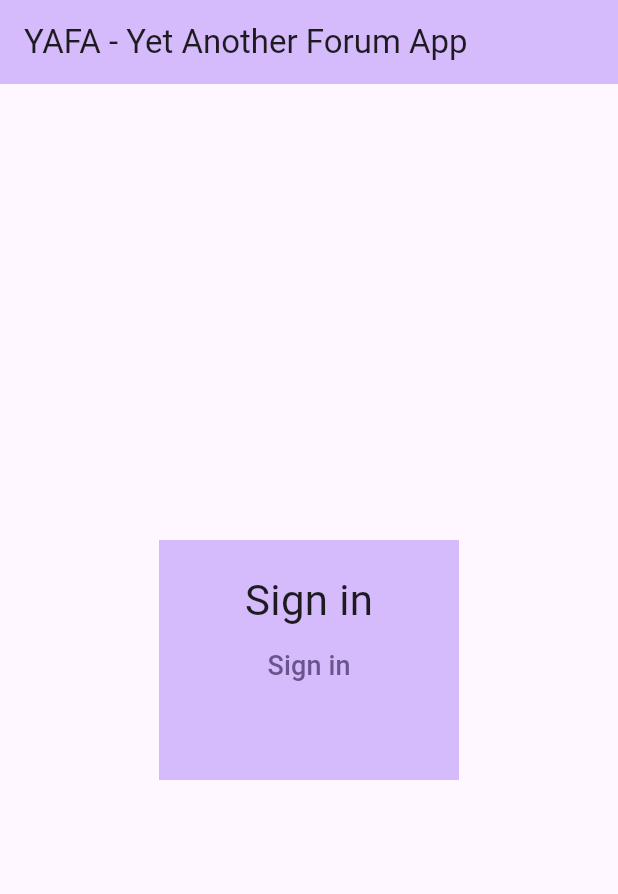
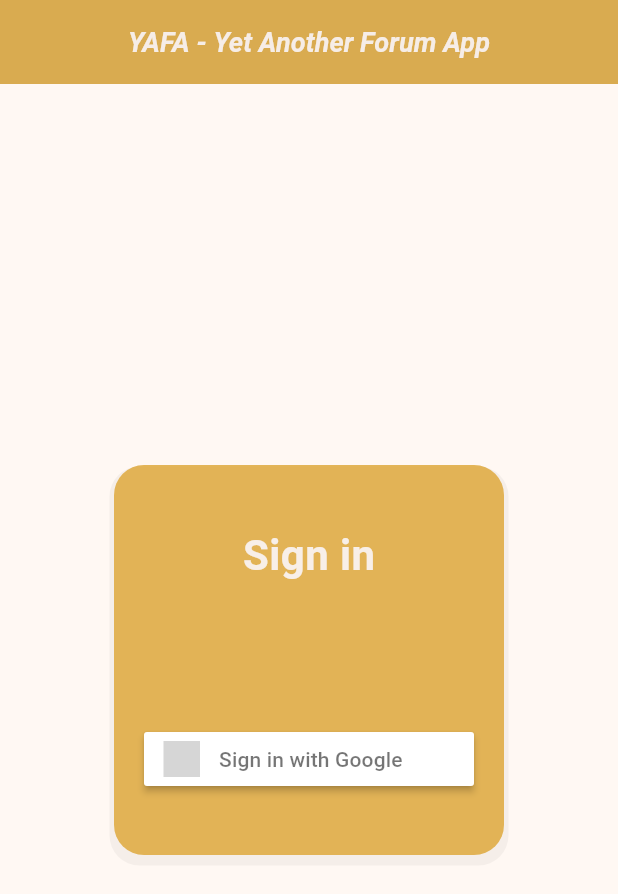
Before and after one commit to Przemo12121/YAFA, a Flutter app: the screen it shows after launch, on a phone screen of 412 x 824 dp. Shown: the top 894 px of the screen. Run offline on Flutter 3.47's test engine with Material 2 defaults, Android fonts, the light colour scheme and no system bars; our stand-ins replace firebase_auth, firebase_core, flutter_signin_button, google_sign_in; accounts and stored records are empty; grey boxes are pictures that could not be loaded.

Commit message:
added style

```diff
--- /dev/null
+++ b/yafa/lib/components/StyledContainer.dart
@@ -0,0 +1,29 @@
+import 'package:flutter/material.dart';
+
+class StyledContainer extends StatelessWidget {
+  const StyledContainer({super.key, required this.child, this.height, this.width});
+
+  final Widget child;
+  final double? height;
+  final double? width;
+
+  @override
+  Widget build(BuildContext context) {
+    return Container(
+      width: width,
+      height: width,
+      decoration: BoxDecoration(
+        borderRadius: BorderRadius.circular(20),
+        color: Theme.of(context).colorScheme.primary,
+        boxShadow: const [BoxShadow(
+          color: Color.fromARGB(10, 0, 0, 0),
+          spreadRadius: 3,
+          blurStyle: BlurStyle.inner,
+          offset: Offset(0, 4)
+        )]
+      ),
+      padding: const EdgeInsets.symmetric(vertical: 40, horizontal: 20),
+      child: child
+    );
+  }
+}
--- a/yafa/lib/layouts/main.dart
+++ b/yafa/lib/layouts/main.dart
@@ -1,4 +1,5 @@
 import 'package:flutter/material.dart';
+import 'package:yafa/styles.dart';
 
 class MainLayout extends StatelessWidget {
   const MainLayout({super.key, required this.title, required this.body});
@@ -6,12 +7,14 @@ class MainLayout extends StatelessWidget {
   final String title;
   final Widget body;
 
-  // @override
+  @override
   Widget build(BuildContext context) {
     return Scaffold(
       appBar: AppBar(
-        backgroundColor: Theme.of(context).colorScheme.inversePrimary,
-        title: Text(title),
+        backgroundColor: Theme.of(context).colorScheme.primary,
+        elevation: 5.0,
+        centerTitle: true,
+        title: Text(title, style: TextStyle(color: white, fontWeight: FontWeight.bold, fontSize: 18, fontStyle: FontStyle.italic)),
       ),
       body: body
     );
--- a/yafa/lib/main.dart
+++ b/yafa/lib/main.dart
@@ -3,6 +3,7 @@
 import 'package:yafa/pages/home.dart';
 import 'package:yafa/pages/login.dart';
 import 'package:firebase_core/firebase_core.dart';
+import 'package:yafa/styles.dart';
 import 'firebase_options.dart';
 import 'package:firebase_auth/firebase_auth.dart';
 
@@ -29,13 +30,6 @@
       .instance
       .userChanges()
       .listen((User? user) {
-        if (user == null) {
-          print("signed out");
-        }
-        else {
-          print("signed in");
-        }
-
         setState(() {
           _user = user;
         });
@@ -44,15 +38,31 @@
 
   User? _user;
 
-  // @override
+  @override
   Widget build(BuildContext context) {
-    var body = _user == null ? LoginPage() : HomePage();
+    var body = _user == null ? const LoginPage() : const HomePage();
 
     return MaterialApp(
       title: 'YAFA',
       theme: ThemeData(
-        colorScheme: ColorScheme.fromSeed(seedColor: Color.fromARGB(255, 152, 109, 222)),
+        colorScheme: ColorScheme.fromSeed(
+          seedColor: orange,
+          primary: orange,
+          secondary: white,
+          background: white,
+        ),
         useMaterial3: true,
+        elevatedButtonTheme: ElevatedButtonThemeData(
+          style: ButtonStyle(
+            backgroundColor: MaterialStateProperty.all(red),
+            foregroundColor: MaterialStateProperty.all(white),
+            textStyle: MaterialStateProperty.all(buttonTextStyle),
+            padding: MaterialStateProperty.all(const EdgeInsets.fromLTRB(16, 0, 16, 0)),
+            elevation: MaterialStateProperty.all(3.0),
+            shape: MaterialStateProperty.all(const RoundedRectangleBorder(borderRadius: BorderRadius.all(Radius.circular(20)))),
+
+          )
+        ),
       ),
       home: MainLayout(title: 'YAFA - Yet Another Forum App', body: body),
     );
--- a/yafa/lib/pages/home.dart
+++ b/yafa/lib/pages/home.dart
@@ -1,5 +1,5 @@
-import 'package:firebase_auth/firebase_auth.dart';
 import 'package:flutter/material.dart';
+import 'package:yafa/firebase_utils.dart';
 
 class HomePage extends StatelessWidget {
   const HomePage({super.key});
@@ -17,7 +17,7 @@ class HomePage extends StatelessWidget {
           const Text("Home", style: TextStyle(fontSize: 28)),
           TextButton(
             child: const Text("Sign out", style: TextStyle(fontSize: 18)),
-            onPressed: () => FirebaseAuth.instance.signOut(),
+            onPressed: () => signOut(),
           )
         ]
       ),
--- a/yafa/lib/pages/login.dart
+++ b/yafa/lib/pages/login.dart
@@ -1,5 +1,8 @@
 import 'package:flutter/material.dart';
-import 'package:firebase_auth/firebase_auth.dart';
+import 'package:yafa/components/StyledContainer.dart';
+import 'package:yafa/firebase_utils.dart';
+import 'package:yafa/styles.dart';
+import 'package:flutter_signin_button/flutter_signin_button.dart';
 
 class LoginPage extends StatelessWidget {
   const LoginPage({super.key});
@@ -7,19 +10,17 @@ class LoginPage extends StatelessWidget {
   @override
   Widget build(BuildContext context) {
     return Center(
-      child: Container(
-      height: 160,
-      width: 200,
-      padding: const EdgeInsets.symmetric(vertical: 20, horizontal: 40),
-      color: Theme.of(context).colorScheme.inversePrimary,
-      child: Column(
-        children: [
-          const Text("Sign in", style: TextStyle(fontSize: 28)),
-          TextButton(
-            child: const Text("Sign in", style: TextStyle(fontSize: 18)),
-            onPressed: () => FirebaseAuth.instance.signInWithPopup(GoogleAuthProvider()),
-          )
-        ]),
-    ));
+      child: StyledContainer(
+        height: 80,
+        width: 260,
+        child: Column(
+          mainAxisAlignment: MainAxisAlignment.spaceBetween,
+          children: [
+            Text("Sign in", style: titleTextStyle),
+            SignInButton(Buttons.Google, onPressed: () async => await signInWithGoogle())
+          ]
+        ),
+      )
+    );
   }
 }
--- /dev/null
+++ b/yafa/lib/styles.dart
@@ -0,0 +1,16 @@
+import 'package:flutter/material.dart';
+
+var orange = const Color.fromARGB(220, 223, 170, 63);
+var white = const Color.fromARGB(220, 251, 248, 255);
+var red =const Color.fromARGB(220, 209, 50, 35);
+
+var titleTextStyle = TextStyle(
+  color: white,
+  fontSize: 28,
+  fontWeight: FontWeight.bold
+);
+
+var buttonTextStyle = TextStyle(
+  color: white,
+  fontSize: 16
+);
--- a/yafa/pubspec.yaml
+++ b/yafa/pubspec.yaml
@@ -38,6 +38,8 @@ dependencies:
   firebase_auth: ^4.11.1
   firebase_core: ^2.19.0
   firebase_ui_oauth_google: ^1.2.13
+  flutter_signin_button:
+  google_sign_in: ^6.1.5
 
 dev_dependencies:
   flutter_test:
```
Also changed, not shown: yafa/lib/firebase_utils.dart (added, +38 -0 lines), yafa/analysis_options.yaml (line endings or trailing spaces), yafa/lib/firebase_options.dart, yafa/pubspec.lock, 82 other files.
